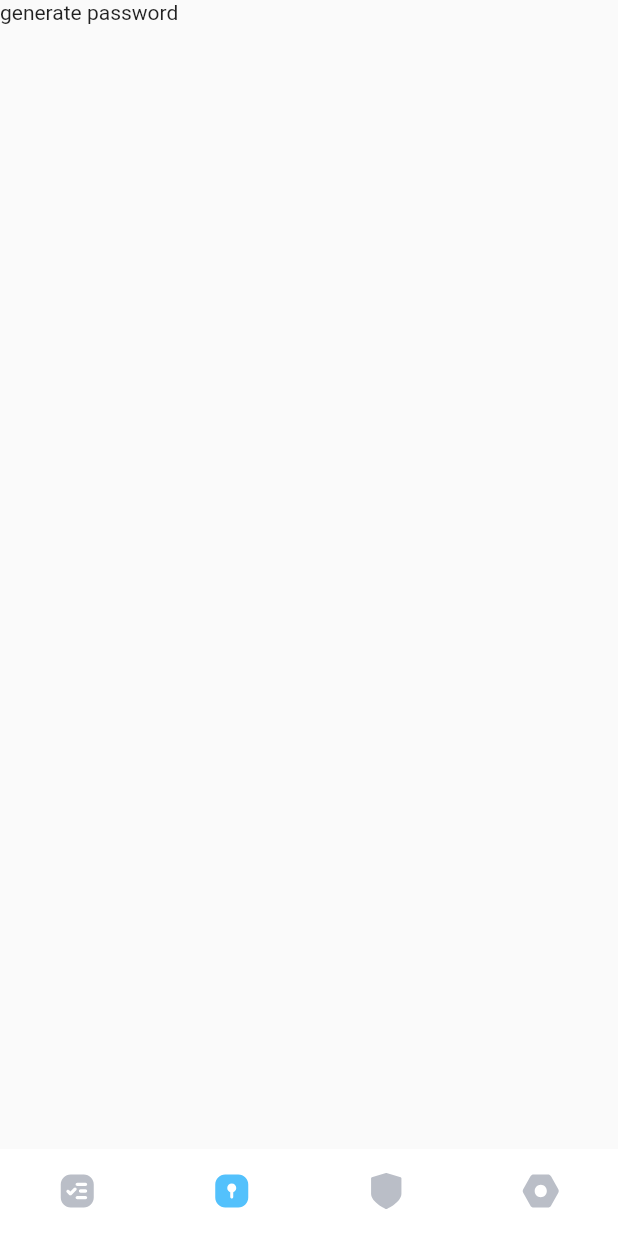
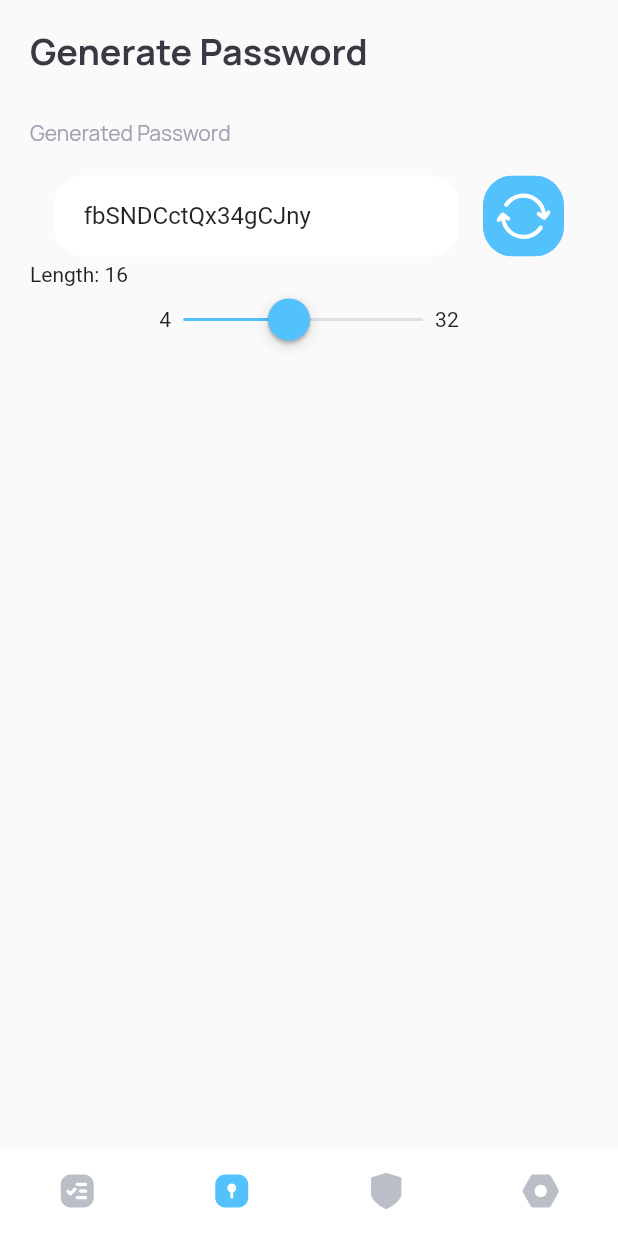
Before and after one commit to MikhalevKonstantin/password-manager, a Flutter app: the screen it shows after launch, item 2 of the bottom bar chosen, on a phone screen of 412 x 824 dp. Run offline on Flutter 3.47's test engine with Material 2 defaults, Android fonts, the phone set to English and light mode, and no system bars; our stand-ins replace flutter_svg.

Commit message:
passwords

```diff
--- a/lib/main.dart
+++ b/lib/main.dart
@@ -1,4 +1,5 @@
 import 'package:flutter/material.dart';
+import 'package:password_manager/screens/add_new_account/add_new_account.dart';
 import 'package:password_manager/screens/choose%20password/choose_password.dart';
 import 'package:password_manager/screens/login/login.dart';
 import 'package:password_manager/screens/main_of/main_of.dart';
--- a/lib/screens/generate_password/generate_password.dart
+++ b/lib/screens/generate_password/generate_password.dart
@@ -1,13 +1,79 @@
+import 'package:flutter/cupertino.dart';
 import 'package:flutter/material.dart';
+import 'package:flutter_svg/flutter_svg.dart';
+import 'package:password_manager/theme/color_theme.dart';
+import 'package:password_manager/theme/text_theme.dart';
 
-class GeneratePassword extends StatelessWidget {
-  const GeneratePassword({Key? key}) : super(key: key);
+class GeneratePassword extends StatefulWidget {
+  @override
+  State<GeneratePassword> createState() => _GeneratePasswordState();
+}
+
+class _GeneratePasswordState extends State<GeneratePassword> {
+  bool _value = false;
+  double val = 16;
 
   @override
   Widget build(BuildContext context) {
     return Scaffold(
-      body: Container(
-        child: Text('generate password'),
+      body: SafeArea(
+        child: Padding(
+          padding: const EdgeInsets.all(20.0),
+          child: Column(
+            crossAxisAlignment: CrossAxisAlignment.start,
+            children: [
+              Text(
+                'Generate Password',
+                style: TextThemes.hedline_6,
+              ),
+              SizedBox(height: 30),
+              Text('Generated Password',
+                  style: TextThemes.hedline_5
+                      .copyWith(color: ColorPalette.c9FA2B2)),
+              SizedBox(height: 15),
+              Container(
+                width: MediaQuery.of(context).size.width,
+                child: ListTile(
+                  title: Container(
+                      width: MediaQuery.of(context).size.width,
+                      height: 54,
+                      decoration: BoxDecoration(
+
+                          color: ColorPalette.white,
+                          borderRadius: BorderRadius.circular(20)),
+                      child: Align(
+                          alignment: Alignment.centerLeft,
+                          child: Text('     fbSNDCctQx34gCJny'))),
+                  trailing:
+                      SvgPicture.asset('assets/svg_icons/generate_password.svg'),
+                ),
+              ),
+              Text('Length: ${val.toInt()}'),
+              Container(
+                width: MediaQuery.of(context).size.width,
+                child: Row(
+                  mainAxisAlignment: MainAxisAlignment.center,
+                  children: [
+                    Text('4'),
+                    CupertinoSlider(
+                        thumbColor: ColorPalette.c53c1fc,
+                        activeColor: ColorPalette.c53c1fc,
+                        //divisions: 28,
+                        value: val,
+                        min: 4.0,
+                        max: 32.0,
+                        onChanged: (value) {
+                          setState(() {
+                            val = value;
+                          });
+                        }),
+                    Text('32')
+                  ],
+                ),
+              )
+            ],
+          ),
+        ),
       ),
     );
   }
--- a/lib/screens/main_of/main_of.dart
+++ b/lib/screens/main_of/main_of.dart
@@ -8,8 +8,6 @@ import 'package:password_manager/theme/color_theme.dart';
 
 
 class MainOff extends StatefulWidget {
-  // const MainScreen({Key? key}) : super(key: key);
-
   @override
   _MainScreenState createState() => _MainScreenState();
 }
```
Also changed, not shown: lib/screens/add_new_account/add_new_account.dart (added, +171 -0 lines), lib/screens/choose password/choose_password.dart (+10 -5 lines), lib/screens/passwords/passwords.dart (+55 -9 lines), assets/svg_icons/action.svg (renamed from assets/svg_icons/Group 8490.svg), assets/svg_icons/generate_password.svg (added).
